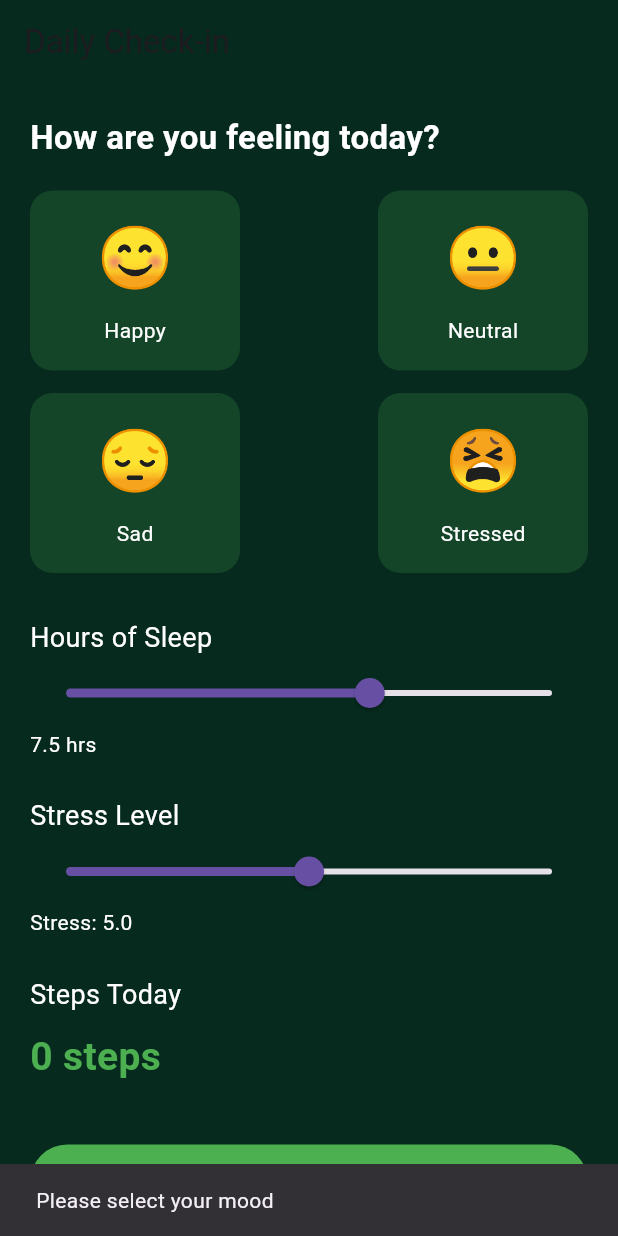
After one commit to ANAGHA-A-04/FitMind, a Flutter app: the CheckInScreen screen opened directly, after a tap on "Submit Check-in", on a phone screen of 412 x 824 dp. The commit adds this screen. Run offline on Flutter 3.47's test engine with Material 3 defaults, Android fonts, the phone set to English and light mode, and no system bars; our stand-ins replace pedometer, permission_handler, shared_preferences; accounts and stored records are empty.

Commit message:
included some pages

```diff
--- /dev/null
+++ b/lib/models/checkin_model.dart
@@ -0,0 +1,38 @@
+import '../models/checkin_model.dart';
+class CheckInModel {
+  final int steps;
+  final double sleepHours;
+  final double stressLevel;
+  final String mood;
+  final DateTime date;
+
+  CheckInModel({
+    required this.steps,
+    required this.sleepHours,
+    required this.stressLevel,
+    required this.mood,
+    required this.date,
+  });
+
+  // Convert object to JSON (for API request)
+  Map<String, dynamic> toJson() {
+    return {
+      "steps": steps,
+      "sleepHours": sleepHours,
+      "stressLevel": stressLevel,
+      "mood": mood,
+      "date": date.toIso8601String(),
+    };
+  }
+
+  // Convert JSON to object (when receiving data from backend)
+  factory CheckInModel.fromJson(Map<String, dynamic> json) {
+    return CheckInModel(
+      steps: json['steps'] ?? 0,
+      sleepHours: (json['sleepHours'] ?? 0).toDouble(),
+      stressLevel: (json['stressLevel'] ?? 0).toDouble(),
+      mood: json['mood'] ?? "",
+      date: DateTime.parse(json['date']),
+    );
+  }
+}
--- /dev/null
+++ b/lib/screens/checkin_screen.dart
@@ -0,0 +1,248 @@
+import 'package:flutter/material.dart';
+import '../services/step_service.dart';
+import '../models/checkin_model.dart';
+import 'home_screen.dart';
+
+class CheckInScreen extends StatefulWidget {
+  const CheckInScreen({super.key});
+
+  @override
+  State<CheckInScreen> createState() => _CheckInScreenState();
+}
+
+class _CheckInScreenState extends State<CheckInScreen> {
+
+  String selectedMood = "";
+  double sleepHours = 7.5;
+  double stressLevel = 5;
+
+  int steps = 0;
+  int? initialSteps;
+
+  final StepService stepService = StepService();
+
+  @override
+  void initState() {
+    super.initState();
+
+    // Start pedometer
+    stepService.startStepCounter((stepCount) {
+
+      if (initialSteps == null) {
+        initialSteps = stepCount; // store first sensor value
+      }
+
+      setState(() {
+        steps = stepCount - initialSteps!;
+      });
+
+    });
+  }
+  @override
+  void dispose() {
+    stepService.stopStepCounter();
+    super.dispose();
+  }
+
+
+  Widget moodButton(String mood, String emoji) {
+    return GestureDetector(
+      onTap: () {
+        setState(() {
+          selectedMood = mood;
+        });
+      },
+      child: Container(
+        width: 140,
+        height: 120,
+        decoration: BoxDecoration(
+          color: selectedMood == mood
+              ? Colors.green
+              : Colors.green.withOpacity(0.2),
+          borderRadius: BorderRadius.circular(15),
+        ),
+        child: Column(
+          mainAxisAlignment: MainAxisAlignment.center,
+          children: [
+            Text(emoji, style: const TextStyle(fontSize: 40)),
+            const SizedBox(height: 10),
+            Text(
+              mood,
+              style: const TextStyle(color: Colors.white),
+            )
+          ],
+        ),
+      ),
+    );
+  }
+
+  void submitCheckIn() {
+
+    if (selectedMood.isEmpty) {
+      ScaffoldMessenger.of(context).showSnackBar(
+        const SnackBar(content: Text("Please select your mood")),
+      );
+      return;
+    }
+
+    print("Mood: $selectedMood");
+    print("Sleep: $sleepHours");
+    print("Stress: $stressLevel");
+    print("Steps Today: $steps");
+
+    CheckInModel checkIn = CheckInModel(
+      mood: selectedMood,
+      sleepHours: sleepHours,
+      stressLevel: stressLevel,
+      steps: steps,
+      date: DateTime.now(),
+    );
+
+    ScaffoldMessenger.of(context).showSnackBar(
+      const SnackBar(
+        content: Text("Daily Check-in Saved"),
+      ),
+    );
+
+    Navigator.pushReplacement(
+      context,
+      MaterialPageRoute(
+        builder: (context) => HomeScreen(
+          mood:selectedMood,
+          sleep:sleepHours,
+          stress:stressLevel,
+        ),
+      ),
+    );
+  }
+
+  @override
+  Widget build(BuildContext context) {
+
+    return Scaffold(
+      backgroundColor: const Color(0xFF062A1E),
+
+      appBar: AppBar(
+        backgroundColor: Colors.transparent,
+        elevation: 0,
+        title: const Text("Daily Check-in"),
+      ),
+
+      body: SingleChildScrollView(
+        padding: const EdgeInsets.all(20),
+        child: Column(
+          crossAxisAlignment: CrossAxisAlignment.start,
+          children: [
+
+            const Text(
+              "How are you feeling today?",
+              style: TextStyle(
+                fontSize: 22,
+                color: Colors.white,
+                fontWeight: FontWeight.bold,
+              ),
+            ),
+
+            const SizedBox(height: 20),
+
+            Row(
+              mainAxisAlignment: MainAxisAlignment.spaceBetween,
+              children: [
+                moodButton("Happy", "😊"),
+                moodButton("Neutral", "😐"),
+              ],
+            ),
+
+            const SizedBox(height: 15),
+
+            Row(
+              mainAxisAlignment: MainAxisAlignment.spaceBetween,
+              children: [
+                moodButton("Sad", "😔"),
+                moodButton("Stressed", "😫"),
+              ],
+            ),
+
+            const SizedBox(height: 30),
+
+            const Text(
+              "Hours of Sleep",
+              style: TextStyle(color: Colors.white, fontSize: 18),
+            ),
+
+            Slider(
+              min: 0,
+              max: 12,
+              value: sleepHours,
+              onChanged: (value) {
+                setState(() {
+                  sleepHours = value;
+                });
+              },
+            ),
+
+            Text(
+              "${sleepHours.toStringAsFixed(1)} hrs",
+              style: const TextStyle(color: Colors.white),
+            ),
+
+            const SizedBox(height: 25),
+
+            const Text(
+              "Stress Level",
+              style: TextStyle(color: Colors.white, fontSize: 18),
+            ),
+
+            Slider(
+              min: 0,
+              max: 10,
+              value: stressLevel,
+              onChanged: (value) {
+                setState(() {
+                  stressLevel = value;
+                });
+              },
+            ),
+
+            Text(
+              "Stress: ${stressLevel.toStringAsFixed(1)}",
+              style: const TextStyle(color: Colors.white),
+            ),
+
+            const SizedBox(height: 25),
+
+            const Text(
+              "Steps Today",
+              style: TextStyle(color: Colors.white, fontSize: 18),
+            ),
+
+            const SizedBox(height: 10),
+
+            Text(
+              "$steps steps",
+              style: const TextStyle(
+                fontSize: 26,
+                color: Colors.green,
+                fontWeight: FontWeight.bold,
+              ),
+            ),
+
+            const SizedBox(height: 40),
+
+            SizedBox(
+              width: double.infinity,
+              height: 50,
+              child: ElevatedButton(
+                onPressed: submitCheckIn,
+                style: ElevatedButton.styleFrom(
+                  backgroundColor: Colors.green,
+                ),
+                child: const Text("Submit Check-in"),
+              ),
+            )
+          ],
+        ),
+      ),
+    );
+  }
+}
--- a/lib/services/auth_service.dart
+++ b/lib/services/auth_service.dart
@@ -5,7 +5,7 @@ import 'package:shared_preferences/shared_preferences.dart';
 class AuthService {
   // Change this to your computer's local IP when testing on physical device
   // For emulator, use: Android - 10.0.2.2, iOS - localhost
-  static const String baseUrl = 'http://localhost:5000/api';
+  static const String baseUrl = 'http://10.164.84.220:5000/api';
 
   // Register new user
   static Future<Map<String, dynamic>> register({
--- /dev/null
+++ b/lib/services/level_service.dart
@@ -0,0 +1,30 @@
+import 'package:shared_preferences/shared_preferences.dart';
+
+class LevelService {
+
+  Future<void> addXP(int xp) async {
+    final prefs = await SharedPreferences.getInstance();
+
+    int currentXP = prefs.getInt("xp") ?? 0;
+    int level = prefs.getInt("level") ?? 1;
+
+    currentXP += xp;
+
+    if (currentXP >= 100 && level == 1) {
+      level = 2; // level 1 completed
+    }
+
+    await prefs.setInt("xp", currentXP);
+    await prefs.setInt("level", level);
+  }
+
+  Future<int> getXP() async {
+    final prefs = await SharedPreferences.getInstance();
+    return prefs.getInt("xp") ?? 0;
+  }
+
+  Future<int> getLevel() async {
+    final prefs = await SharedPreferences.getInstance();
+    return prefs.getInt("level") ?? 1;
+  }
+}
--- /dev/null
+++ b/lib/services/step_service.dart
@@ -0,0 +1,34 @@
+import 'package:pedometer/pedometer.dart';
+import 'package:permission_handler/permission_handler.dart';
+import 'dart:async';
+
+class StepService {
+
+  StreamSubscription<StepCount>? _stepSubscription;
+
+  Future<void> startStepCounter(Function(int) onStepUpdate) async {
+
+    // Request permission
+    var status = await Permission.activityRecognition.request();
+
+    if (status.isGranted) {
+
+      _stepSubscription = Pedometer.stepCountStream.listen(
+            (StepCount event) {
+          onStepUpdate(event.steps);
+        },
+        onError: (error) {
+          print("Step Counter Error: $error");
+        },
+      );
+
+    } else {
+      print("Activity recognition permission denied");
+    }
+
+  }
+
+  void stopStepCounter() {
+    _stepSubscription?.cancel();
+  }
+}
--- a/pubspec.yaml
+++ b/pubspec.yaml
@@ -40,6 +40,10 @@ dependencies:
 
   # Local storage for tokens
   shared_preferences: ^2.2.2
+
+  # step counter sensor
+  pedometer: ^4.0.1
+  permission_handler: ^11.3.0
 
 dev_dependencies:
   flutter_test:
```
Also changed, not shown: lib/screens/home_screen.dart (added, +155 -0 lines), lib/screens/login_screen.dart (+8 -2 lines), lib/services/api_service.dart (added, +35 -0 lines), lib/widgets/mood_card.dart (added, +23 -0 lines), lib/widgets/step_progress.dart (added, +78 -0 lines), pubspec.lock, 4 other files.
